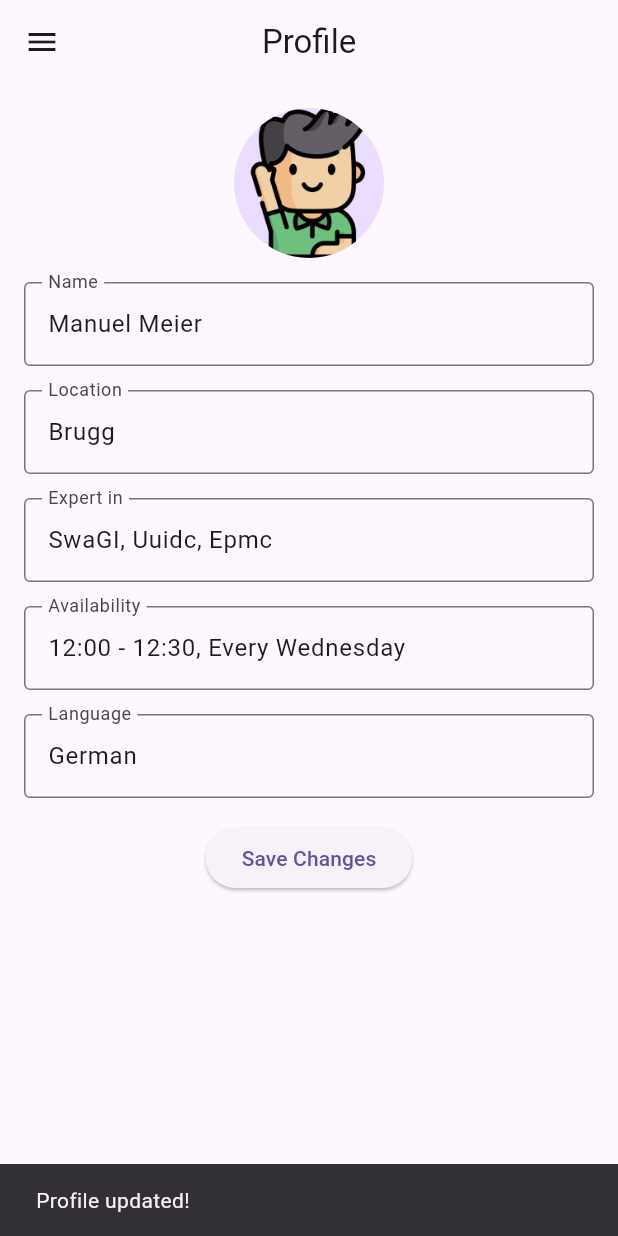
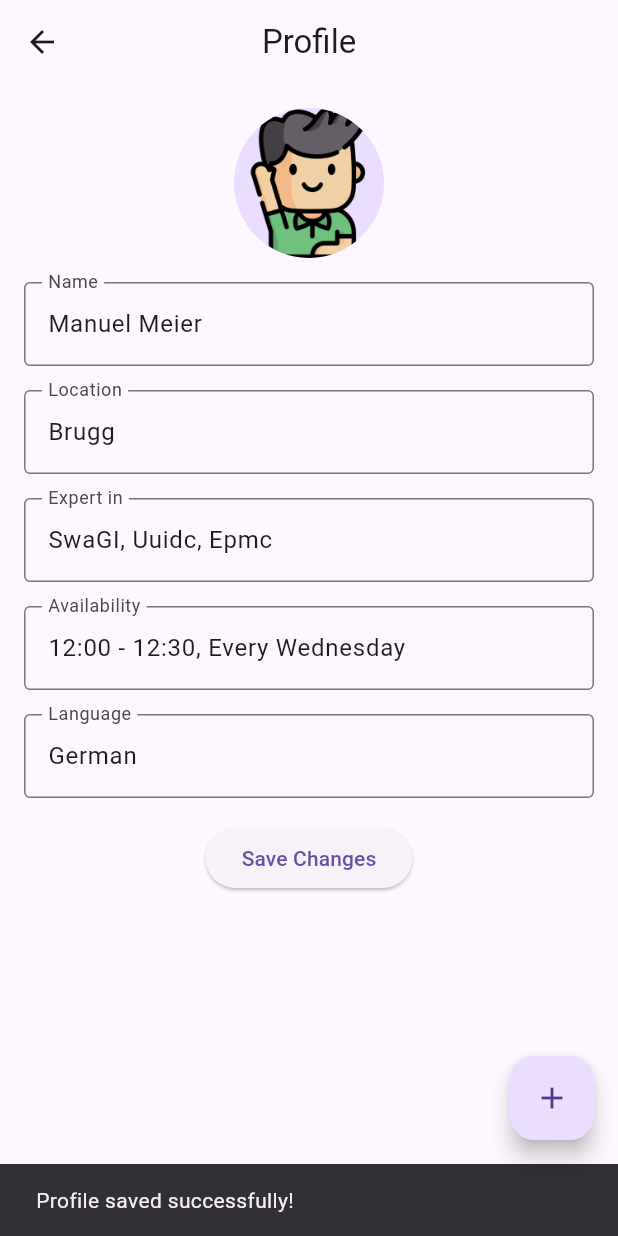
Before and after one commit to knowledgematch/KnowledgeMatch, a Flutter app: the ProfileScreen screen opened directly, after a tap on "Save Changes", on a phone screen of 412 x 824 dp. Run offline on Flutter 3.47's test engine with Material 3 defaults, Android fonts, the phone set to English and light mode, and no system bars; our stand-ins replace firebase_core, firebase_messaging, flutter_local_notifications; missing offline and left inert: mysql_client, swipable_stack; accounts and stored records are empty.

Commit message:
implemented create_profile

```diff
--- a/lib/screens/profile_screen.dart
+++ b/lib/screens/profile_screen.dart
@@ -1,4 +1,6 @@
 import 'package:flutter/material.dart';
+import 'create_profile_screen.dart'; // Import the CreateProfileScreen file
+import 'package:knowledgematch/services/db_connection.dart';
 
 class ProfileScreen extends StatefulWidget {
   const ProfileScreen({super.key});
@@ -15,6 +17,31 @@ class ProfileScreenState extends State<ProfileScreen> {
   String _language = 'German';
 
   final _formKey = GlobalKey<FormState>();
+  final dbConnection = DBConnection();
+
+  Future<void> _saveProfile() async {
+    final query = """
+      INSERT INTO profiles (name, location, expert_in, availability, language)
+      VALUES ('$_name', '$_location', '$_expertIn', '$_availability', '$_language')
+      ON DUPLICATE KEY UPDATE
+        location = '$_location',
+        expert_in = '$_expertIn',
+        availability = '$_availability',
+        language = '$_language';
+    """;
+
+    final result = await dbConnection.getSQLResponse(query);
+
+    if (result != null) {
+      ScaffoldMessenger.of(context).showSnackBar(
+        const SnackBar(content: Text('Profile saved successfully!')),
+      );
+    } else {
+      ScaffoldMessenger.of(context).showSnackBar(
+        const SnackBar(content: Text('Failed to save profile.')),
+      );
+    }
+  }
 
   @override
   Widget build(BuildContext context) {
@@ -22,12 +49,6 @@ class ProfileScreenState extends State<ProfileScreen> {
       appBar: AppBar(
         title: const Text('Profile'),
         centerTitle: true,
-        leading: IconButton(
-          icon: const Icon(Icons.menu),
-          onPressed: () {
-
-          },
-        ),
       ),
       body: Padding(
         padding: const EdgeInsets.all(16.0),
@@ -35,7 +56,6 @@ class ProfileScreenState extends State<ProfileScreen> {
           key: _formKey,
           child: Column(
             children: [
-
               const CircleAvatar(
                 radius: 50,
                 backgroundImage: AssetImage('assets/images/profile.png'),
@@ -53,9 +73,7 @@ class ProfileScreenState extends State<ProfileScreen> {
                   });
                 },
               ),
-
               const SizedBox(height: 16),
-
               TextFormField(
                 initialValue: _location,
                 decoration: const InputDecoration(
@@ -68,9 +86,7 @@ class ProfileScreenState extends State<ProfileScreen> {
                   });
                 },
               ),
-
               const SizedBox(height: 16),
-
               TextFormField(
                 initialValue: _expertIn,
                 decoration: const InputDecoration(
@@ -83,9 +99,7 @@ class ProfileScreenState extends State<ProfileScreen> {
                   });
                 },
               ),
-
               const SizedBox(height: 16),
-
               TextFormField(
                 initialValue: _availability,
                 decoration: const InputDecoration(
@@ -98,9 +112,7 @@ class ProfileScreenState extends State<ProfileScreen> {
                   });
                 },
               ),
-
               const SizedBox(height: 16),
-
               TextFormField(
                 initialValue: _language,
                 decoration: const InputDecoration(
@@ -113,15 +125,11 @@ class ProfileScreenState extends State<ProfileScreen> {
                   });
                 },
               ),
-
               const SizedBox(height: 16),
-
               ElevatedButton(
                 onPressed: () {
                   if (_formKey.currentState!.validate()) {
-                    ScaffoldMessenger.of(context).showSnackBar(
-                      const SnackBar(content: Text('Profile updated!')),
-                    );
+                    _saveProfile();
                   }
                 },
                 child: const Text('Save Changes'),
@@ -130,6 +138,16 @@ class ProfileScreenState extends State<ProfileScreen> {
           ),
         ),
       ),
+      floatingActionButton: FloatingActionButton(
+        onPressed: () {
+          Navigator.push(
+            context,
+            MaterialPageRoute(builder: (context) => const CreateProfileScreen()),
+          );
+        },
+        child: const Icon(Icons.add),
+        tooltip: 'Add Account',
+      ),
     );
   }
 }
```
Also changed, not shown: lib/screens/create_profile_screen.dart (added, +157 -0 lines), pubspec.lock.
